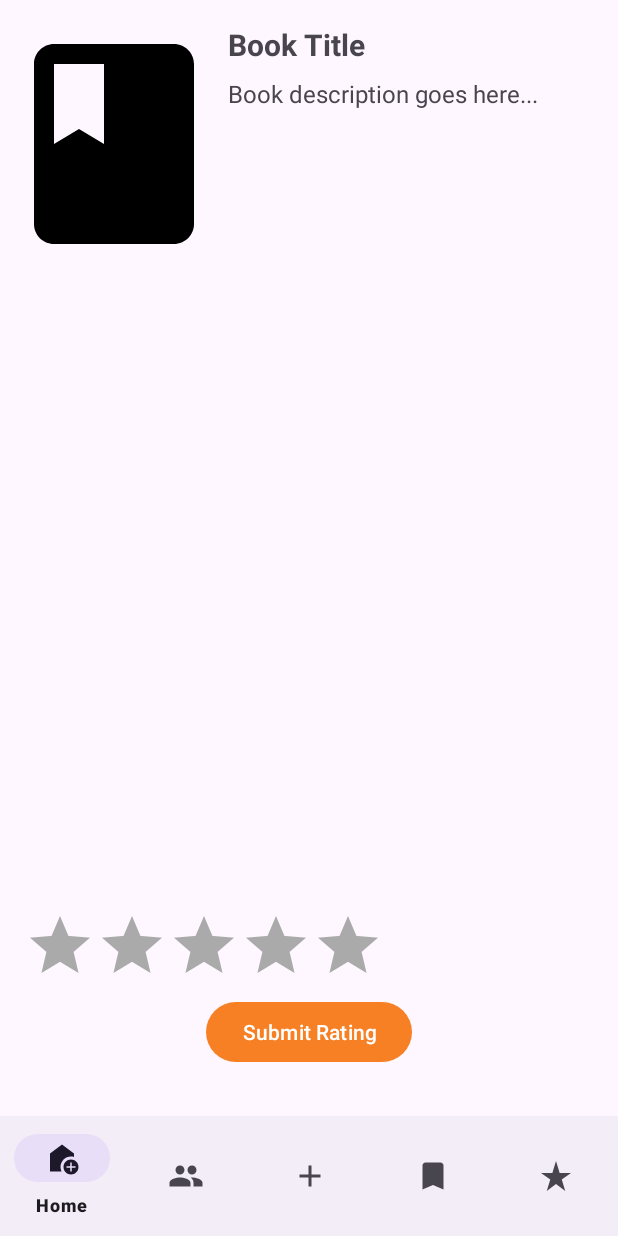
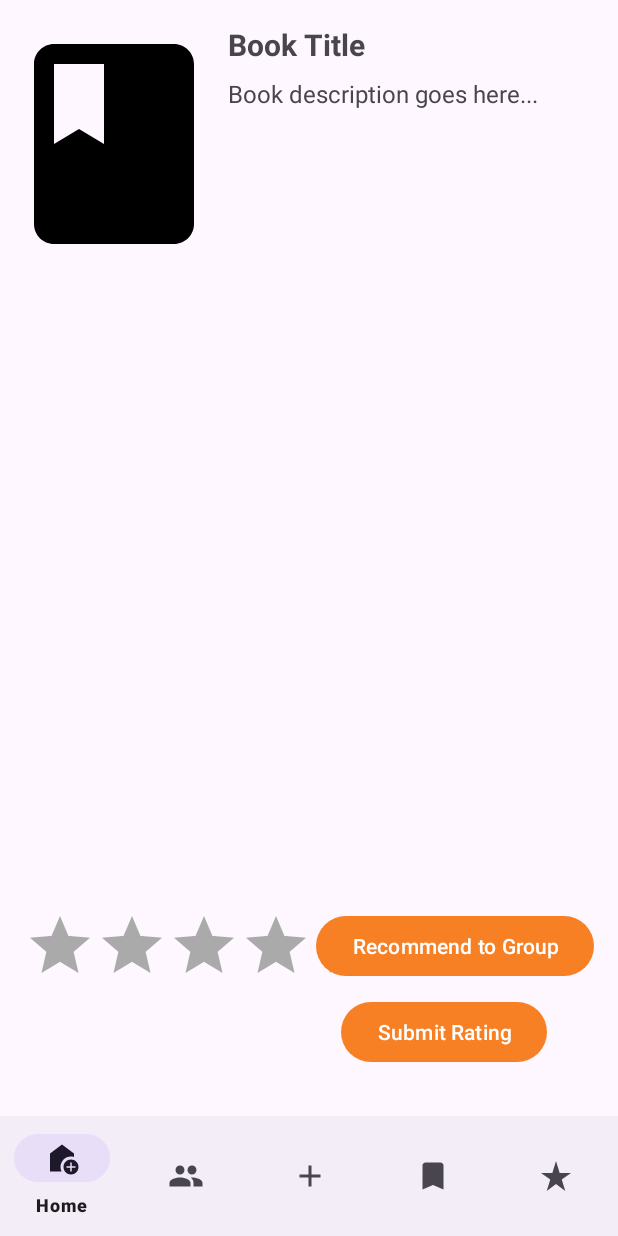
Before and after one commit to IsaacLatta/Recommender, an Android app: the fragment BookDetailFragment placed in its activity, on a phone screen of 412 x 824 dp. Run offline under Robolectric (Android 15) with nearby library versions, the phone set to English and light mode, and no system bars.

Commit message:
Added book recommendations

```diff
--- a/App/app/src/main/java/com/example/recommender/ui/fragments/SavedFragment.java
+++ b/App/app/src/main/java/com/example/recommender/ui/fragments/SavedFragment.java
@@ -64,7 +64,6 @@ public class SavedFragment extends Fragment implements StoreListener, BookClickL
         }
     }
 
-    // Implementation of BookClickListener: Open detailed view when a saved book is tapped.
     @Override
     public void onBookClick(Book book) {
         // Open BookDetailFragment using a fragment transaction.
--- a/App/app/src/main/res/layout/fragment_book_detail.xml
+++ b/App/app/src/main/res/layout/fragment_book_detail.xml
@@ -57,15 +57,25 @@
         android:layout_marginTop="8dp"
         android:isIndicator="false" />
 
+    <Button
+        android:id="@+id/btnRecommend"
+        android:layout_width="wrap_content"
+        android:layout_height="wrap_content"
+        android:text="Recommend to Group"
+        app:layout_constraintTop_toTopOf="@id/ratingBarDetail"
+        app:layout_constraintEnd_toEndOf="parent"
+        android:layout_marginStart="16dp" />
+
     <!-- Button to submit rating -->
     <Button
         android:id="@+id/btnSubmitRating"
         android:layout_width="wrap_content"
         android:layout_height="wrap_content"
+        android:layout_marginBottom="16dp"
         android:text="Submit Rating"
         app:layout_constraintBottom_toBottomOf="parent"
-        app:layout_constraintStart_toStartOf="parent"
         app:layout_constraintEnd_toEndOf="parent"
-        android:layout_marginBottom="16dp" />
+        app:layout_constraintHorizontal_bias="0.871"
+        app:layout_constraintStart_toStartOf="parent" />
 
 </androidx.constraintlayout.widget.ConstraintLayout>
```
Also changed, not shown: App/app/src/main/java/com/example/recommender/ui/fragments/BookDetailFragment.java (+46 -10 lines).
